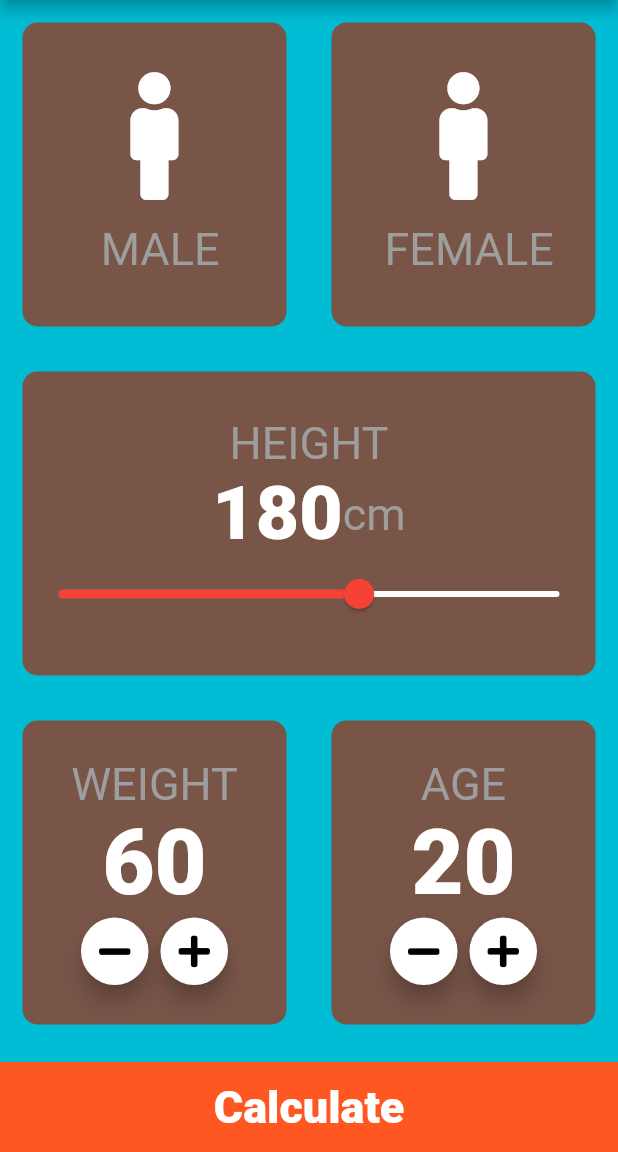
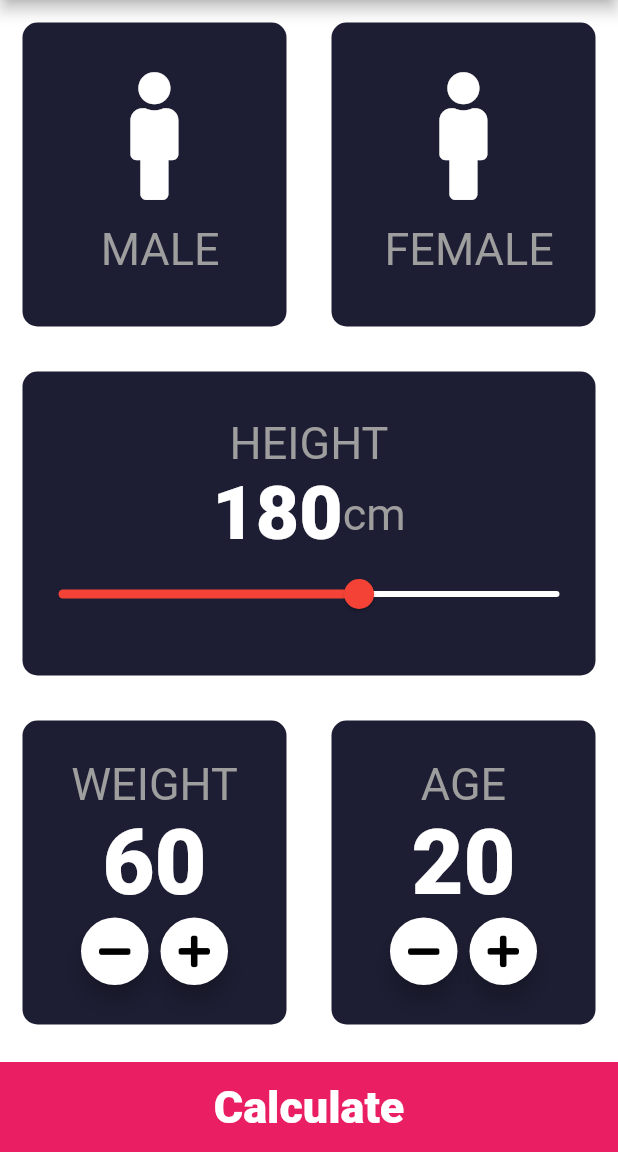
Before and after one commit to MuhammadAlikhichi/bmi_calculator, a Flutter app: the screen it shows after launch, on a phone screen of 412 x 824 dp, the part 84-1236 px from its top. Run offline on Flutter 3.47's test engine with Material 2 defaults, Android fonts, the phone set to English and light mode, and no system bars; our stand-ins replace font_awesome_flutter.

```diff
--- a/lib/RepeatContainer.dart
+++ b/lib/RepeatContainer.dart
@@ -12,7 +12,7 @@ class RepeatContainerCode extends StatelessWidget {
         margin: EdgeInsets.all(15.0),
         child: cardwidge,
         decoration: BoxDecoration(
-            color: Colors.brown,
+            color: colors,
             borderRadius: BorderRadius.circular(10.0)
         ),
       ),
--- a/lib/constentfile.dart
+++ b/lib/constentfile.dart
@@ -1,6 +1,6 @@
 import 'package:flutter/material.dart';
-const activeColor = Colors.grey;
-const deActiveColor = Colors.brown;
+const activeColor = Color(0xFF111328);
+const deActiveColor =Color(0xFF1D1E33);
 const kLabelstyle=TextStyle(
 fontSize: 30.0,
 color: Colors.grey,
--- a/lib/inputpage.dart
+++ b/lib/inputpage.dart
@@ -20,21 +20,6 @@ class _InputPageState extends State<InputPage> {
   int sliderHeight=180;
   int sliderWeight=60;
   int sliderAge=20;
-//  Color maleColor =deActiveColor;
-//  Color FeMaleColor =deActiveColor;
-//  void updateColor(Gender gendertype){
-//    if(gendertype==Gender.male)
-//      {
-//        maleColor=activeColor;
-//        FeMaleColor=deActiveColor;
-//      }
-//    if(gendertype==Gender.female)
-//      {
-//        maleColor=deActiveColor;
-//        FeMaleColor=activeColor;
-//      }
-//
-//  }
   @override
   Widget build(BuildContext context) {
     return Scaffold(
@@ -70,7 +55,7 @@ class _InputPageState extends State<InputPage> {
                       selectGender=Gender.female;
                     });
                   },
-                  colors: selectGender==Gender.male?activeColor:deActiveColor,
+                  colors: selectGender==Gender.female?activeColor:deActiveColor,
                   cardwidge: Repeartexticoncode(
                     iconData: FontAwesomeIcons.male,
                     Label:' FEMALE',
@@ -82,7 +67,7 @@ class _InputPageState extends State<InputPage> {
             ],
           )),
           Expanded(child: RepeatContainerCode(
-            colors: Colors.brown,
+            colors: Color(0xFF1D1E33),
             cardwidge: Column(
               mainAxisAlignment: MainAxisAlignment.center,
               children: [
@@ -120,7 +105,7 @@ class _InputPageState extends State<InputPage> {
           ),
           Expanded(child: Row(
             children: [
-              Expanded(child: RepeatContainerCode(colors: Colors.brown,
+              Expanded(child: RepeatContainerCode( colors: Color(0xFF1D1E33),
                 cardwidge: Column(
                   mainAxisAlignment: MainAxisAlignment.center,
                   children: [
@@ -155,7 +140,7 @@ class _InputPageState extends State<InputPage> {
                 ),
               ),
               ),
-              Expanded(child: RepeatContainerCode(colors: Colors.brown,
+              Expanded(child: RepeatContainerCode( colors: Color(0xFF1D1E33),
                 cardwidge: Column(
                   mainAxisAlignment: MainAxisAlignment.center,
                   children: [
@@ -206,7 +191,7 @@ class _InputPageState extends State<InputPage> {
               child: Center(
                 child: Text('Calculate', style: klargebuttonstyle),
               ),
-              color: Colors.deepOrange,
+              color: Colors.pink,
               height: 60,
               width: double.infinity,
               margin: EdgeInsets.only(top: 10),
--- a/lib/main.dart
+++ b/lib/main.dart
@@ -11,7 +11,7 @@ class MyApp extends StatelessWidget {
       home: InputPage(),
       theme: ThemeData.dark().copyWith(
         primaryColor: Colors.pink,
-        scaffoldBackgroundColor: Colors.cyan,
+        scaffoldBackgroundColor: Colors.white ,
       ),
 
     );
--- a/lib/resultscreen.dart
+++ b/lib/resultscreen.dart
@@ -54,7 +54,7 @@ class ResultScreen extends StatelessWidget {
                   child: Center(
                     child: Text('ReCalculate', style: klargebuttonstyle),
                   ),
-                  color: Colors.deepOrange,
+                  color: Colors.pink,
                   height: 60,
                   width: double.infinity,
                   margin: EdgeInsets.only(top: 10),
```
